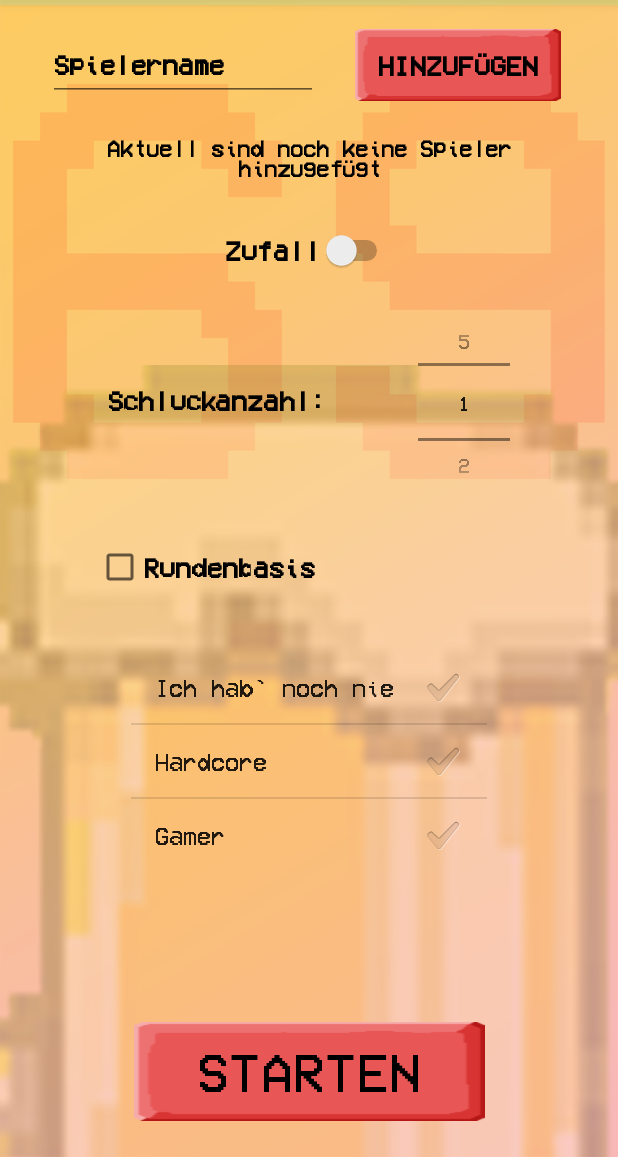
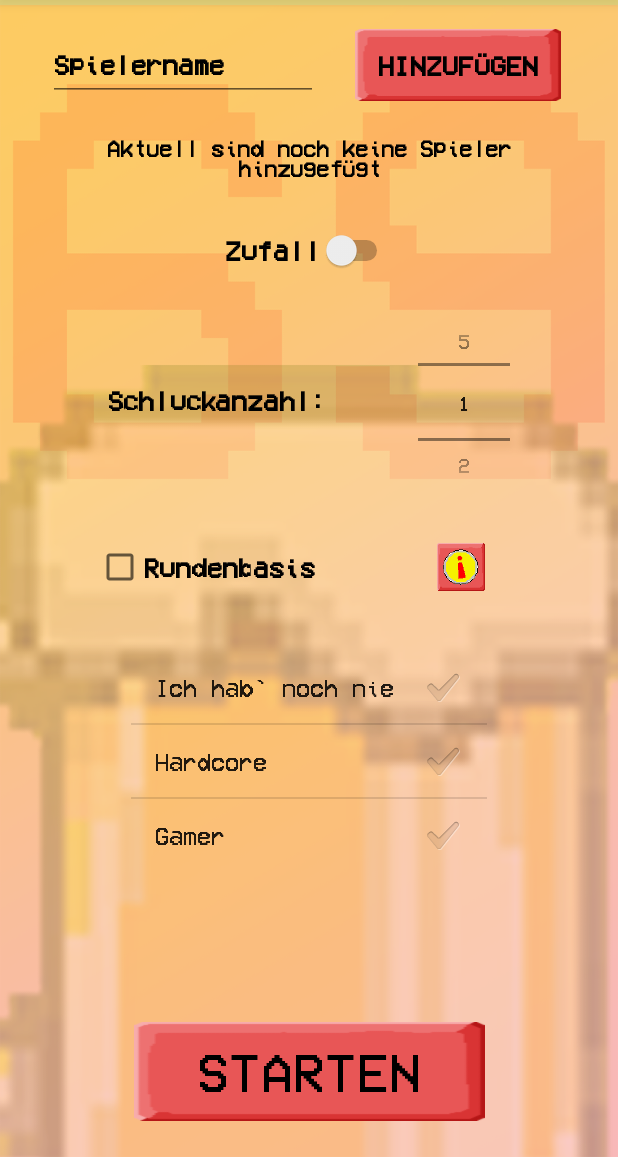
Before and after one commit to PascalWitzel/RANDrink, an Android app: the screen it shows after launch (MainActivity), on a phone screen of 412 x 824 dp, the part 79-1236 px from its top. Run offline under Robolectric (Android 15) with nearby library versions, the phone set to English and light mode, and no system bars; libraries missing offline, so code that uses them is left out: com.android.billingclient; 2 statements that could not run were skipped.

Commit message:
Rundenbasis Info Button hinzugefügt, sowie passenden Text

```diff
--- a/app/src/main/java/schulzUndWitzelGbR/App/saufio/MainActivity.java
+++ b/app/src/main/java/schulzUndWitzelGbR/App/saufio/MainActivity.java
@@ -33,6 +33,7 @@ import android.widget.CheckBox;
 import android.widget.CheckedTextView;
 import android.widget.CompoundButton;
 import android.widget.EditText;
+import android.widget.ImageButton;
 import android.widget.ListView;
 import android.widget.NumberPicker;
 import android.widget.Switch;
@@ -60,6 +61,7 @@ public class MainActivity extends AppCompatActivity implements PurchasesUpdatedL
     public static final String PRODUCT_ID= "sport";
     Button btn_start, btn_add;
     //EditText
+    ImageButton btn_info_rundenbasis;
     EditText tp_spieler, et_sucht;
     //TextView
     TextView tv_spieler1;
@@ -152,6 +154,7 @@ public class MainActivity extends AppCompatActivity implements PurchasesUpdatedL
         Spielertxt = getResources().getString(R.string.spielernamen);
         swch_zufall = (Switch)findViewById(R.id.swch_zufall);
         cb_kinder = (CheckBox)findViewById(R.id.cb_kinder);
+        btn_info_rundenbasis = (ImageButton) findViewById(R.id.rundenbasis_info);
         //erstellen Numberpicker
         NumberPicker np = findViewById(R.id.numberPicker);
         np.setMinValue(minvalueshots);
@@ -168,14 +171,19 @@ public class MainActivity extends AppCompatActivity implements PurchasesUpdatedL
             public void onCheckedChanged(CompoundButton buttonView, boolean isChecked) {
                 if (isChecked){
                     et_sucht.setVisibility(View.VISIBLE);
+                    btn_info_rundenbasis.setVisibility(View.INVISIBLE);
                     Log.i("Cbox",String.valueOf(isChecked));
                 }
                 else {
                     et_sucht.setVisibility(View.INVISIBLE);
+                    btn_info_rundenbasis.setVisibility(View.VISIBLE);
                     Log.i("Cbox",String.valueOf(isChecked));
                 }
             }
         });
+
+                // Todo Pop-Up für Rundenbasis erstellen
+
 
         final String[] kategroie = getResources().getStringArray(R.array.regeln);
         lv_kategorie.setOnItemClickListener(new AdapterView.OnItemClickListener() {
--- a/app/src/main/res/layout-sw320dp/activity_main.xml
+++ b/app/src/main/res/layout-sw320dp/activity_main.xml
@@ -32,6 +32,7 @@
         android:ems="10"
         android:inputType="numberSigned"
         android:minHeight="48dp"
+        android:visibility="invisible"
         app:layout_constraintEnd_toEndOf="parent"
         app:layout_constraintTop_toBottomOf="@+id/numberPicker" />
 
@@ -207,5 +208,22 @@
         app:layout_constraintTop_toBottomOf="@+id/tv_Spieler"
         app:layout_constraintVertical_bias="0.0" />
 
+    <ImageButton
+        android:id="@+id/rundenbasis_info"
+        android:layout_width="32dp"
+        android:layout_height="32dp"
+        android:layout_marginTop="32dp"
+        android:layout_marginEnd="64dp"
+        android:layout_marginRight="64dp"
+        android:background="@drawable/pixil_button_main"
+        android:onClick="btn_info_rundenbasis"
+        android:scaleType="fitCenter"
+        android:src="@drawable/pixel_info"
+        android:visibility="visible"
+        app:layout_constraintEnd_toEndOf="parent"
+        app:layout_constraintHorizontal_bias="0.769"
+        app:layout_constraintStart_toEndOf="@+id/cb_kinder"
+        app:layout_constraintTop_toBottomOf="@+id/numberPicker" />
+
 
 </androidx.constraintlayout.widget.ConstraintLayout>
--- a/app/src/main/res/layout-sw480dp/activity_main.xml
+++ b/app/src/main/res/layout-sw480dp/activity_main.xml
@@ -209,10 +209,27 @@
         android:inputType="numberSigned"
         android:minHeight="48dp"
         android:textSize="20sp"
+        android:visibility="invisible"
         app:layout_constraintBottom_toTopOf="@+id/lv_kategorie"
         app:layout_constraintEnd_toEndOf="parent"
         app:layout_constraintTop_toBottomOf="@+id/textView2"
         app:layout_constraintVertical_bias="1.0" />
 
+    <ImageButton
+        android:id="@+id/rundenbasis_info"
+        android:layout_width="44dp"
+        android:layout_height="44dp"
+        android:layout_marginTop="16dp"
+        android:layout_marginEnd="310dp"
+        android:layout_marginRight="310dp"
+        android:background="@drawable/pixil_button_main"
+        android:onClick="btn_info_rundenbasis"
+        android:scaleType="fitCenter"
+        android:src="@drawable/pixel_info"
+        android:visibility="visible"
+        app:layout_constraintEnd_toEndOf="parent"
+        app:layout_constraintHorizontal_bias="1.0"
+        app:layout_constraintStart_toEndOf="@+id/cb_kinder"
+        app:layout_constraintTop_toBottomOf="@+id/numberPicker" />
 
 </androidx.constraintlayout.widget.ConstraintLayout>
--- a/app/src/main/res/layout-sw600dp/activity_main.xml
+++ b/app/src/main/res/layout-sw600dp/activity_main.xml
@@ -71,6 +71,7 @@
         android:ems="10"
         android:inputType="numberSigned"
         android:minHeight="48dp"
+        android:visibility="invisible"
         app:layout_constraintEnd_toEndOf="parent"
         app:layout_constraintTop_toBottomOf="@+id/textView2" />
 
@@ -209,5 +210,21 @@
         app:layout_constraintTop_toBottomOf="@+id/tv_Spieler"
         app:layout_constraintVertical_bias="0.388" />
 
+    <ImageButton
+        android:id="@+id/rundenbasis_info"
+        android:layout_width="46dp"
+        android:layout_height="46dp"
+        android:layout_marginTop="84dp"
+        android:layout_marginEnd="180dp"
+        android:layout_marginRight="180dp"
+        android:background="@drawable/pixil_button_main"
+        android:onClick="btn_info_rundenbasis"
+        android:scaleType="fitCenter"
+        android:src="@drawable/pixel_info"
+        android:visibility="visible"
+        app:layout_constraintEnd_toEndOf="parent"
+        app:layout_constraintHorizontal_bias="1.0"
+        app:layout_constraintStart_toEndOf="@+id/cb_kinder"
+        app:layout_constraintTop_toBottomOf="@+id/numberPicker" />
 
 </androidx.constraintlayout.widget.ConstraintLayout>
--- a/app/src/main/res/layout-sw720dp/activity_main.xml
+++ b/app/src/main/res/layout-sw720dp/activity_main.xml
@@ -186,7 +186,7 @@
         android:layout_height="wrap_content"
         android:layout_marginStart="350dp"
         android:layout_marginLeft="350dp"
-        android:layout_marginTop="100dp"
+        android:layout_marginTop="80dp"
         android:minHeight="48dp"
         android:text="@string/rundenbasis"
         android:textSize="40sp"
@@ -202,16 +202,33 @@
         android:layout_height="wrap_content"
         android:layout_marginStart="32dp"
         android:layout_marginLeft="32dp"
-        android:layout_marginTop="100dp"
+        android:layout_marginTop="80dp"
         android:layout_marginEnd="350dp"
         android:layout_marginRight="350dp"
         android:ems="10"
         android:inputType="numberSigned"
         android:minHeight="48dp"
+        android:visibility="invisible"
         app:layout_constraintEnd_toEndOf="parent"
         app:layout_constraintHorizontal_bias="1.0"
         app:layout_constraintStart_toEndOf="@+id/cb_kinder"
         app:layout_constraintTop_toBottomOf="@+id/textView2" />
 
+    <ImageButton
+        android:id="@+id/rundenbasis_info"
+        android:layout_width="64dp"
+        android:layout_height="64dp"
+        android:layout_marginTop="16dp"
+        android:layout_marginEnd="64dp"
+        android:layout_marginRight="64dp"
+        android:background="@drawable/pixil_button_main"
+        android:onClick="btn_info_rundenbasis"
+        android:scaleType="fitCenter"
+        android:src="@drawable/pixel_info"
+        android:visibility="visible"
+        app:layout_constraintEnd_toEndOf="parent"
+        app:layout_constraintHorizontal_bias="0.356"
+        app:layout_constraintStart_toEndOf="@+id/cb_kinder"
+        app:layout_constraintTop_toBottomOf="@+id/numberPicker" />
 
 </androidx.constraintlayout.widget.ConstraintLayout>
--- a/app/src/main/res/layout/activity_main.xml
+++ b/app/src/main/res/layout/activity_main.xml
@@ -178,5 +178,20 @@
         app:layout_constraintEnd_toEndOf="parent"
         app:layout_constraintTop_toBottomOf="@+id/numberPicker" />
 
+    <ImageButton
+        android:id="@+id/rundenbasis_info"
+        android:layout_width="16dp"
+        android:layout_height="16dp"
+        android:layout_marginEnd="24dp"
+        android:layout_marginRight="24dp"
+        android:background="@drawable/pixil_button_main"
+        android:onClick="btn_info_rundenbasis"
+        android:scaleType="fitCenter"
+        android:src="@drawable/pixel_info"
+        android:visibility="visible"
+        app:layout_constraintEnd_toEndOf="parent"
+        app:layout_constraintHorizontal_bias="0.769"
+        app:layout_constraintStart_toEndOf="@+id/cb_kinder"
+        app:layout_constraintTop_toBottomOf="@+id/numberPicker" />
 
 </androidx.constraintlayout.widget.ConstraintLayout>
--- a/app/src/main/res/values/strings.xml
+++ b/app/src/main/res/values/strings.xml
@@ -27,6 +27,7 @@
     <string name="spielernamen">Es gibt folgende Spieler:  </string>
     <string name="anzahlshots">Schluckanzahl:</string>
     <string name="rundenbasis">Rundenbasis</string>
+    <string name="rundenbasis_info">Wenn du Rundenbasis anklickst, kannst du die maximale Anzahl der Runden in diesem Spiel einstellen. Sobald jemand verloren hat ist eine Runde vorbei</string>
     <!-- Alerts -->
     <!-- Kein nickanme eingetragen -->
     <string name="alter_spielername_title">Spielername leer</string>
```
Also changed, not shown: 1 other file.
